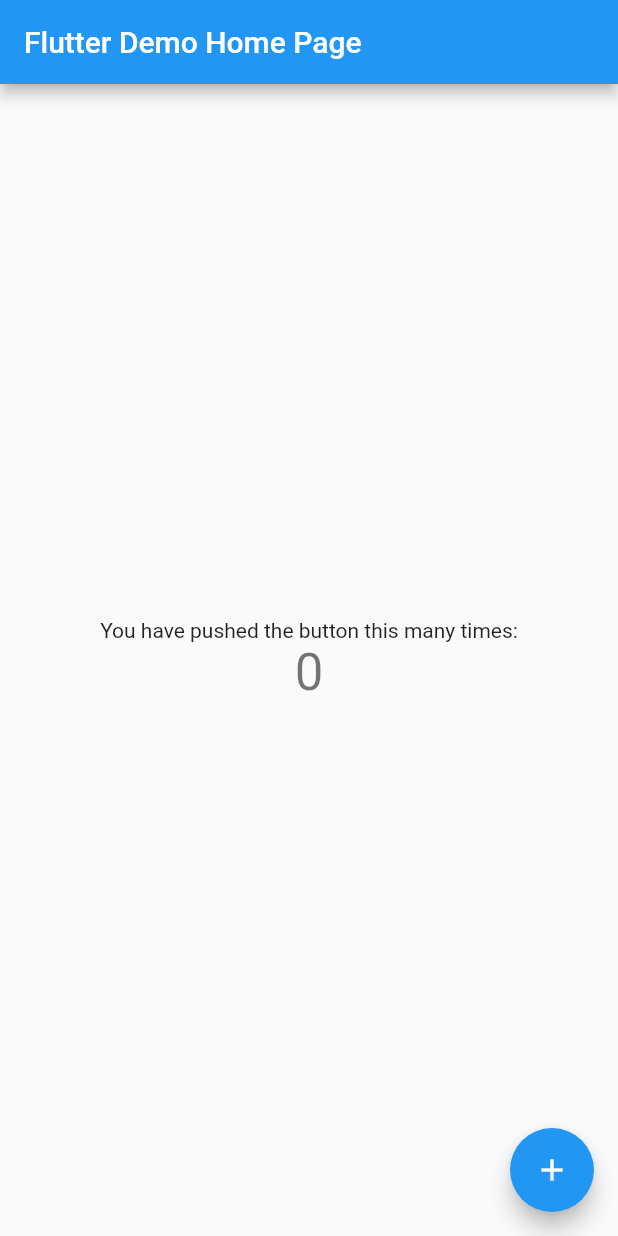
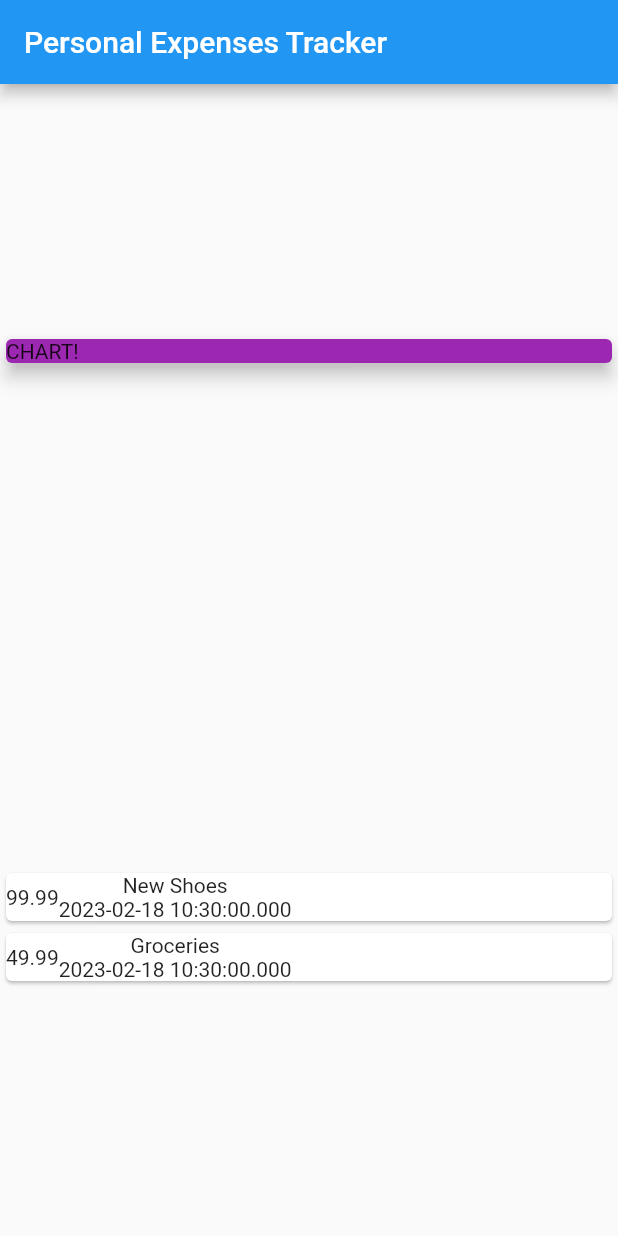
Before and after one commit to Sarath-Ra/Personal_Expenses_App, a Flutter app: the screen it shows after launch, on a phone screen of 412 x 824 dp. Run offline on Flutter 3.47's test engine with Material 2 defaults, Android fonts, the phone set to English and light mode, and no system bars.

Commit message:
"Only Created Containers with colrow"

```diff
--- a/lib/main.dart
+++ b/lib/main.dart
@@ -1,3 +1,4 @@
+import 'package:Personal_Expenses_App/transaction.dart';
 import 'package:flutter/material.dart';
 
 void main() {
@@ -7,109 +8,52 @@
 class MyApp extends StatelessWidget {
   const MyApp({super.key});
 
-  // This widget is the root of your application.
   @override
   Widget build(BuildContext context) {
-    return MaterialApp(
-      title: 'Flutter Demo',
-      theme: ThemeData(
-        // This is the theme of your application.
-        //
-        // Try running your application with "flutter run". You'll see the
-        // application has a blue toolbar. Then, without quitting the app, try
-        // changing the primarySwatch below to Colors.green and then invoke
-        // "hot reload" (press "r" in the console where you ran "flutter run",
-        // or simply save your changes to "hot reload" in a Flutter IDE).
-        // Notice that the counter didn't reset back to zero; the application
-        // is not restarted.
-        primarySwatch: Colors.blue,
+    return MaterialApp(home: MyHomePage());
+  }
+}
+
+class MyHomePage extends StatelessWidget {
+  // MyHomePage({super.key});
+
+  final List<Transaction> transaction = [Transaction(id: "t1", title: "New Shoes", amount: 99.99, date: DateTime.now()), Transaction(id: "t2", title: "Groceries", amount: 49.99, date: DateTime.now())];
+
+  @override
+  Widget build(BuildContext context) {
+    return Scaffold(
+      appBar: AppBar(
+        title: Text("Personal Expenses Tracker"),
       ),
-      home: const MyHomePage(title: 'Flutter Demo Home Page'),
+      body: Column(
+        mainAxisAlignment: MainAxisAlignment.spaceAround,
+        crossAxisAlignment: CrossAxisAlignment.stretch,
+        children: [
+          Container(
+            width: double.infinity,
+            child: const Card(
+              color: Colors.purple,
+              elevation: 5,
+              child: Text("CHART!"),
+            )
+          ),
+          Column(
+            children: transaction.map((tx) => Card(
+              child: Row(children: [
+                Container(
+                  child: Text(tx.amount.toString()),
+                ),
+                Column(
+                  children: [
+                    Text(tx.title),
+                    Text(tx.date.toString()),
+                  ],
+                )
+              ],)
+            )).toList(),
+          ),
+        ]
+      ),
     );
   }
 }
-
-class MyHomePage extends StatefulWidget {
-  const MyHomePage({super.key, required this.title});
-
-  // This widget is the home page of your application. It is stateful, meaning
-  // that it has a State object (defined below) that contains fields that affect
-  // how it looks.
-
-  // This class is the configuration for the state. It holds the values (in this
-  // case the title) provided by the parent (in this case the App widget) and
-  // used by the build method of the State. Fields in a Widget subclass are
-  // always marked "final".
-
-  final String title;
-
-  @override
-  State<MyHomePage> createState() => _MyHomePageState();
-}
-
-class _MyHomePageState extends State<MyHomePage> {
-  int _counter = 0;
-
-  void _incrementCounter() {
-    setState(() {
-      // This call to setState tells the Flutter framework that something has
-      // changed in this State, which causes it to rerun the build method below
-      // so that the display can reflect the updated values. If we changed
-      // _counter without calling setState(), then the build method would not be
-      // called again, and so nothing would appear to happen.
-      _counter++;
-    });
-  }
-
-  @override
-  Widget build(BuildContext context) {
-    // This method is rerun every time setState is called, for instance as done
-    // by the _incrementCounter method above.
-    //
-    // The Flutter framework has been optimized to make rerunning build methods
-    // fast, so that you can just rebuild anything that needs updating rather
-    // than having to individually change instances of widgets.
-    return Scaffold(
-      appBar: AppBar(
-        // Here we take the value from the MyHomePage object that was created by
-        // the App.build method, and use it to set our appbar title.
-        title: Text(widget.title),
-      ),
-      body: Center(
-        // Center is a layout widget. It takes a single child and positions it
-        // in the middle of the parent.
-        child: Column(
-          // Column is also a layout widget. It takes a list of children and
-          // arranges them vertically. By default, it sizes itself to fit its
-          // children horizontally, and tries to be as tall as its parent.
-          //
-          // Invoke "debug painting" (press "p" in the console, choose the
-          // "Toggle Debug Paint" action from the Flutter Inspector in Android
-          // Studio, or the "Toggle Debug Paint" command in Visual Studio Code)
-          // to see the wireframe for each widget.
-          //
-          // Column has various properties to control how it sizes itself and
-          // how it positions its children. Here we use mainAxisAlignment to
-          // center the children vertically; the main axis here is the vertical
-          // axis because Columns are vertical (the cross axis would be
-          // horizontal).
-          mainAxisAlignment: MainAxisAlignment.center,
-          children: <Widget>[
-            const Text(
-              'You have pushed the button this many times:',
-            ),
-            Text(
-              '$_counter',
-              style: Theme.of(context).textTheme.headlineMedium,
-            ),
-          ],
-        ),
-      ),
-      floatingActionButton: FloatingActionButton(
-        onPressed: _incrementCounter,
-        tooltip: 'Increment',
-        child: const Icon(Icons.add),
-      ), // This trailing comma makes auto-formatting nicer for build methods.
-    );
-  }
-}
--- /dev/null
+++ b/lib/transaction.dart
@@ -0,0 +1,12 @@
+class Transaction {
+  String id;
+  String title;
+  double amount;
+  DateTime date;
+
+  Transaction(
+      {required this.id,
+      required this.title,
+      required this.amount,
+      required this.date});
+}
--- a/pubspec.yaml
+++ b/pubspec.yaml
@@ -1,4 +1,4 @@
-name: stubcode
+name: Personal_Expenses_App
 description: A new Flutter project.
 # The following line prevents the package from being accidentally published to
 # pub.dev using `flutter pub publish`. This is preferred for private packages.
```
Also changed, not shown: 1 other file.
